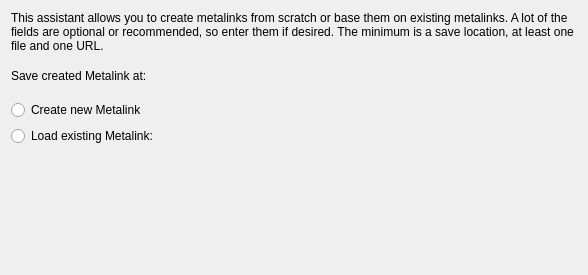
Above: ui/metalinkcreator/introduction.ui from KDE/kget before the change. Below: the same form after it.
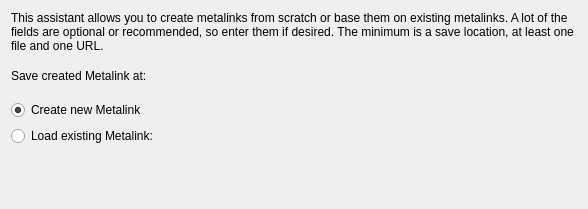
That is the form after the change. Custom widgets are drawn as their Qt base class.

```diff
--- a/ui/metalinkcreator/introduction.ui
+++ b/ui/metalinkcreator/introduction.ui
@@ -7,7 +7,7 @@
     <x>0</x>
     <y>0</y>
     <width>588</width>
-    <height>275</height>
+    <height>209</height>
    </rect>
   </property>
   <layout class="QVBoxLayout" name="verticalLayout">
@@ -39,6 +39,9 @@
    </item>
    <item>
     <layout class="QFormLayout" name="formLayout">
+     <property name="fieldGrowthPolicy">
+      <enum>QFormLayout::ExpandingFieldsGrow</enum>
+     </property>
      <item row="0" column="0">
       <widget class="QLabel" name="label">
        <property name="text">
@@ -70,6 +73,9 @@
        <property name="text">
         <string>Create new Metalink</string>
        </property>
+       <property name="checked">
+        <bool>true</bool>
+       </property>
       </widget>
      </item>
      <item row="3" column="0">
```
Left out of the diff: 15 changed lines with no effect on the pictures.
